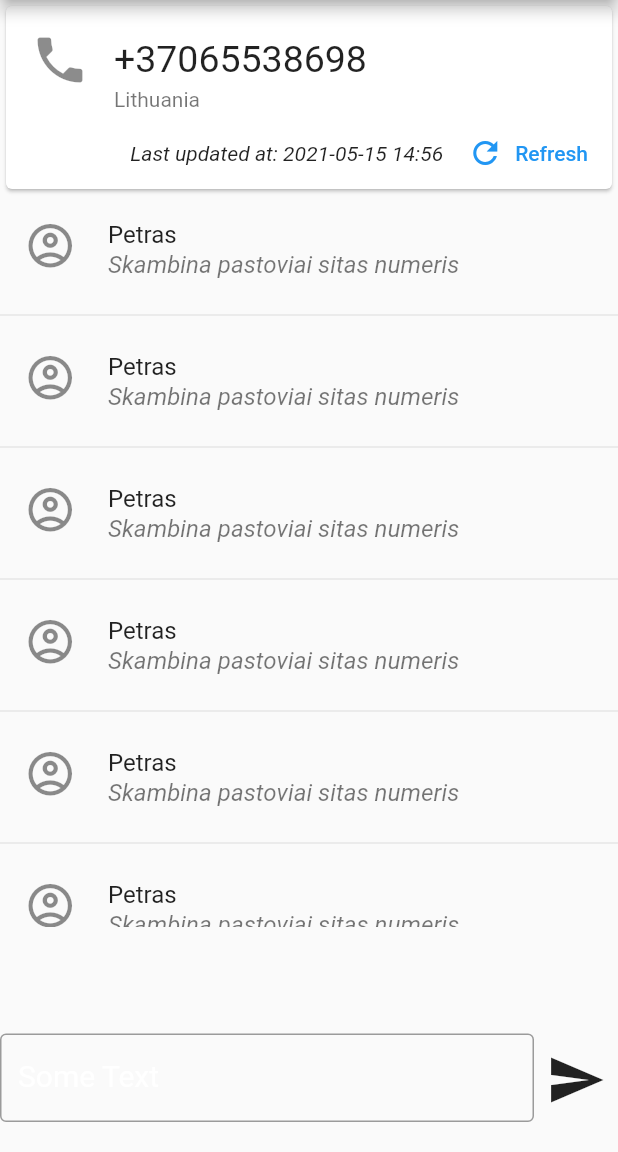
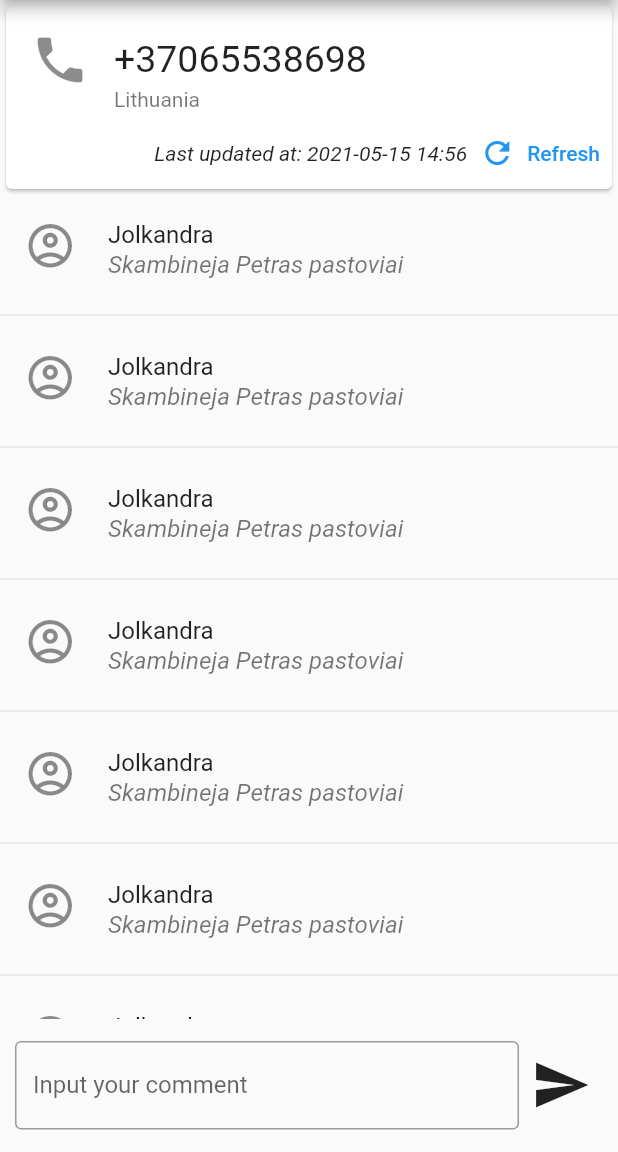
Before and after one commit to NeonRice/who_called_me, a Flutter app: the CallInfo screen opened directly with empty values, on a phone screen of 412 x 824 dp, the part 84-1236 px from its top. Run offline on Flutter 3.47's test engine with Material 2 defaults, Android fonts, the phone set to English and light mode, and no system bars; our stand-ins replace sqflite; missing offline and left inert: call_log, flutter_libphonenumber; accounts and stored records are empty.

Commit message:
Refactored call info page, now it is more readable.

```diff
--- a/lib/views/call_info.dart
+++ b/lib/views/call_info.dart
@@ -9,28 +9,78 @@ class CallInfo extends StatefulWidget {
   _CallInfoState createState() => _CallInfoState();
 }
 
-class _SingleComment extends StatelessWidget {
+class _TextInput extends StatelessWidget {
+  const _TextInput({Key? key}) : super(key: key);
+
   @override
   Widget build(BuildContext context) {
-    return Column(
-      children: const <Widget>[
-        ListTile(
-          leading: Icon(
+    return Container(
+        padding: const EdgeInsets.symmetric(vertical: 15.0, horizontal: 10.0),
+        child: Row(
+          children: [
+            Expanded(
+              child: TextFormField(
+                decoration: const InputDecoration(
+                  labelText: 'Input your comment',
+                  border: OutlineInputBorder(),
+                ),
+              ),
+            ),
+            IconButton(
+              onPressed: () {},
+              icon: Icon(Icons.send),
+              iconSize: 40.0,
+            ),
+          ],
+        ));
+  }
+}
+
+class _SingleComment extends StatelessWidget {
+  final String username;
+  final String comment;
+
+  const _SingleComment(
+      {Key? key, required this.username, required this.comment})
+      : super(key: key);
+
+  @override
+  Widget build(BuildContext context) {
+    return ListTile(
+      leading: const Icon(
         Icons.account_circle_outlined,
         size: 35,
-          ), //Icon goes here
+      ),
       title: Text(
-            "Petras",
-            //style: TextStyle(fontSize: 25, height: 2),
+        username,
       ),
-          subtitle: Text("Skambina pastoviai sitas numeris ",
-              style: TextStyle(fontSize: 16, fontStyle: FontStyle.italic)),
-        )
-      ],
+      subtitle: Text(comment,
+          style: const TextStyle(fontSize: 16, fontStyle: FontStyle.italic)),
     );
   }
 }
 
+class _CommentBox extends StatelessWidget {
+  final int commentNum;
+
+  const _CommentBox({Key? key, required this.commentNum}) : super(key: key);
+
+  @override
+  Widget build(BuildContext context) {
+    return Expanded(
+      child: ListView.separated(
+        physics: const ClampingScrollPhysics(),
+        shrinkWrap: true,
+        separatorBuilder: (_, __) => const Divider(),
+        itemBuilder: (_, index) => const _SingleComment(
+            username: "Jolkandra", comment: "Skambineja Petras pastoviai"),
+        itemCount: commentNum,
+      ),
+    );
+  }
+}
+
+// Phone number card class
 class PhoneCard extends StatelessWidget {
   const PhoneCard({Key? key, required this.number}) : super(key: key);
 
@@ -40,7 +90,6 @@ class PhoneCard extends StatelessWidget {
   Widget build(BuildContext context) {
     return Card(
       child: Column(
-        mainAxisSize: MainAxisSize.min,
         children: <Widget>[
           const ListTile(
             leading: Icon(
@@ -62,15 +111,13 @@ class PhoneCard extends StatelessWidget {
               ),
               const Text('2021-05-15 14:56',
                   style: TextStyle(fontStyle: FontStyle.italic)),
-              const SizedBox(width: 8),
               TextButton.icon(
                   onPressed: () {},
                   icon: const Icon(
-                    Icons.refresh_sharp,
+                    Icons.refresh_outlined,
                     size: 24,
                   ),
                   label: const Text("Refresh")),
-              const SizedBox(width: 8),
             ],
           ),
         ],
@@ -82,76 +129,17 @@ class PhoneCard extends StatelessWidget {
 class _CallInfoState extends State<CallInfo> {
   @override
   Widget build(BuildContext context) {
-    // Full screen width and height
-
-    double height = MediaQuery.of(context).size.height;
-
-// Height (without SafeArea)
-    var padding = MediaQuery.of(context).viewPadding;
-
-// Height (without status and toolbar)
-    double height3 = height - padding.top - kToolbarHeight;
-
     return Scaffold(
       appBar: AppBar(
         title: const Text("Who Called Me?"),
       ),
-      body: Column(children: <Widget>[
-        Expanded(
-          child: Column(
-            mainAxisAlignment: MainAxisAlignment.start,
-            children: [
-              const PhoneCard(number: "+37065538698"),
-              SizedBox(
-                height: height3 - 280,
-                child: ListView.separated(
-                  physics: const ClampingScrollPhysics(),
-                  shrinkWrap: true,
-                  separatorBuilder: (_, __) => const Divider(),
-                  itemBuilder: (_, index) => const ListTile(
-                    leading: Icon(
-                      Icons.account_circle_outlined,
-                      size: 35,
-                    ),
-                    title: Text(
-                      "Petras",
-                    ),
-                    subtitle: Text("Skambina pastoviai sitas numeris",
-                        style: TextStyle(
-                            fontSize: 16, fontStyle: FontStyle.italic)),
-                  ),
-                  itemCount: 100,
-                ),
-              )
+      body: Column(
+        children: const <Widget>[
+          PhoneCard(number: "+37065538698"),
+          _CommentBox(commentNum: 40),
+          _TextInput(),
         ],
       ),
-        ),
-        Container(
-            padding: const EdgeInsets.symmetric(vertical: 20.0),
-            child: Row(crossAxisAlignment: CrossAxisAlignment.end, children: [
-              // First child is enter comment text input
-              Expanded(
-                child: TextFormField(
-                  autocorrect: false,
-                  decoration: const InputDecoration(
-                    labelText: "Some Text",
-                    labelStyle: TextStyle(fontSize: 20.0, color: Colors.white),
-                    fillColor: Colors.blue,
-                    border: OutlineInputBorder(
-                        // borderRadius:
-                        //     BorderRadius.all(Radius.zero(5.0)),
-                        borderSide: BorderSide(color: Colors.purpleAccent)),
-                  ),
-                ),
-              ),
-              // Second child is button
-              IconButton(
-                icon: const Icon(Icons.send),
-                iconSize: 40.0,
-                onPressed: () {},
-              )
-            ])),
-      ]),
     );
   }
 }
```
Lines whose indentation alone changed are shown as unchanged.
